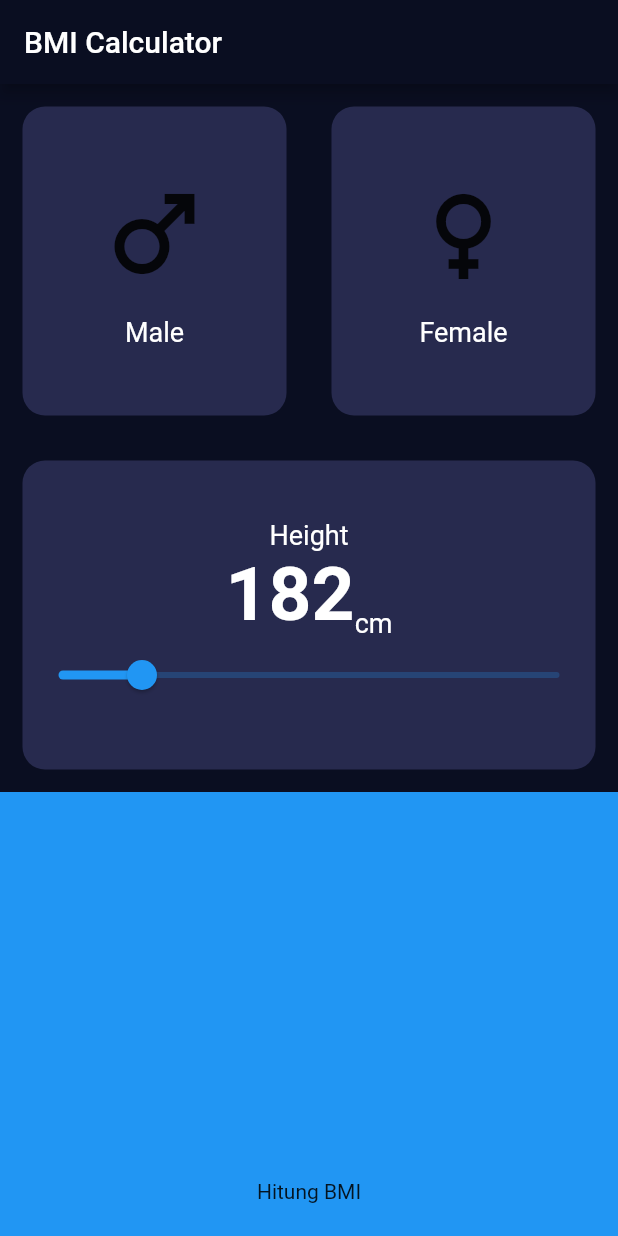
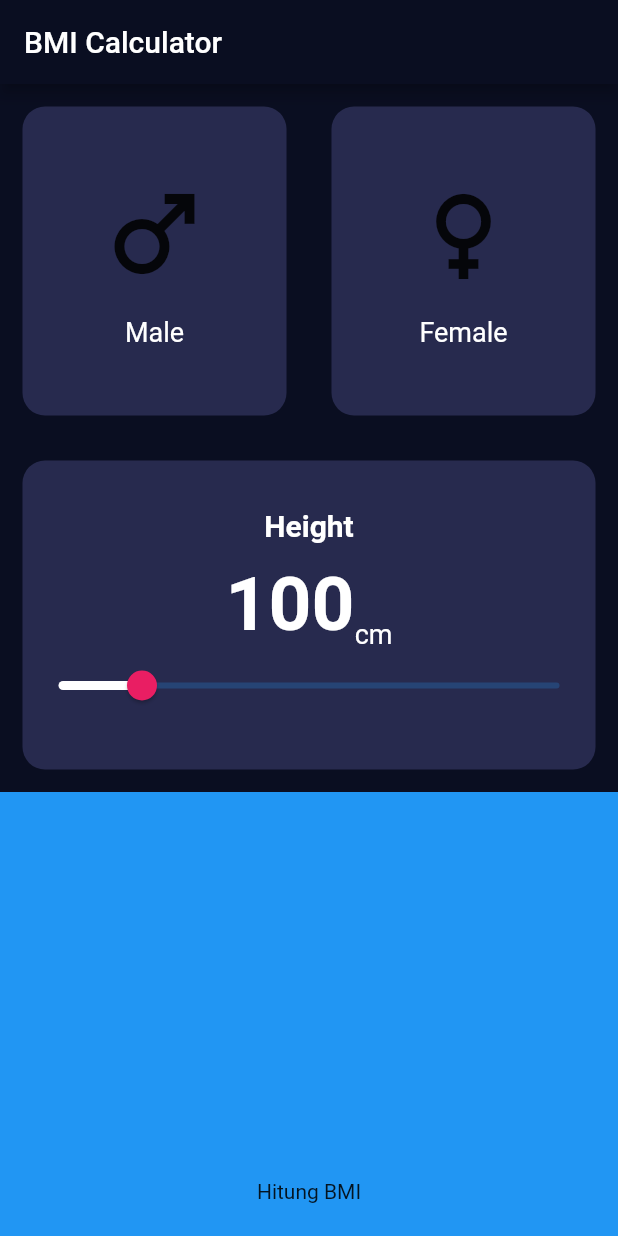
Before and after one commit to nurhidayat-agung/BMI, a Flutter app: the screen it shows after launch, on a phone screen of 412 x 824 dp. Run offline on Flutter 3.47's test engine with Material 2 defaults, Android fonts, the phone set to English and light mode, and no system bars.

Commit message:
step 9 done

```diff
--- a/bmi/lib/views/bmi_data_screen.dart
+++ b/bmi/lib/views/bmi_data_screen.dart
@@ -10,6 +10,8 @@ class BmiDataScreen extends StatefulWidget {
 }
 
 class _BmiDataScreenState extends State<BmiDataScreen> {
+  int height = 100;
+
   @override
   Widget build(BuildContext context) {
     return Scaffold(
@@ -47,18 +49,25 @@ class _BmiDataScreenState extends State<BmiDataScreen> {
                   children: [
                     Text(
                       "Height",
-                      style: labelTextStyle,
+                      style: labelTextStyle!.copyWith(
+                        fontSize: 20,
+                        fontWeight: FontWeight.bold,
+                      ),
                     ),
+                    const SizedBox(height: 12),
                     Row(
                       mainAxisAlignment: MainAxisAlignment.center,
                       crossAxisAlignment: CrossAxisAlignment.end,
                       children: [
-                        const Text("182",
-                            style: TextStyle(
-                              fontSize: 50,
-                              fontWeight: FontWeight.bold,
-                              color: Colors.white,
-                            )),
+                        Text(
+                          "$height",
+                          style: const TextStyle(
+                            fontSize: 50,
+                            fontWeight: FontWeight.bold,
+                            color: Colors.white,
+                          ),
+                        ),
+                        const SizedBox(height: 12),
                         Text(
                           "cm",
                           style: labelTextStyle,
@@ -66,10 +75,15 @@ class _BmiDataScreenState extends State<BmiDataScreen> {
                       ],
                     ),
                     Slider(
-                      value: 100,
+                      value: height.toDouble(),
                       min: 80,
                       max: 200,
-                      onChanged: (value) {},
+                      activeColor: Colors.white,
+                      thumbColor: Colors.pink,
+                      onChanged: (value) {
+                        height = value.toInt();
+                        setState(() {});
+                      },
                     ),
                   ],
                 ),
```
